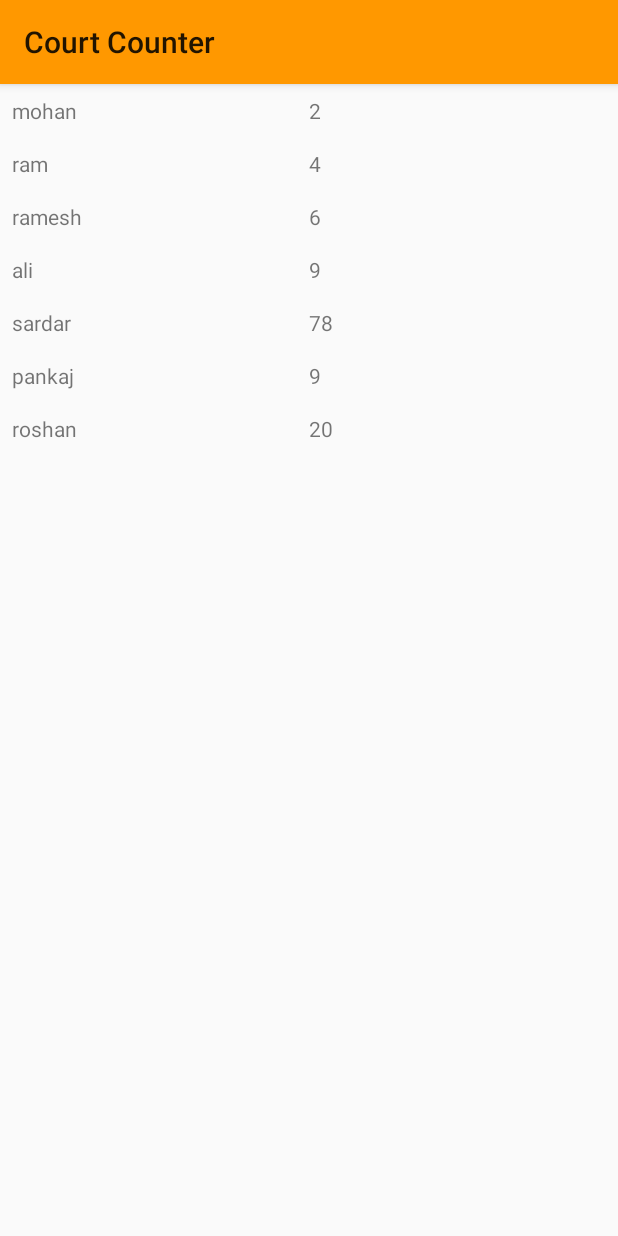
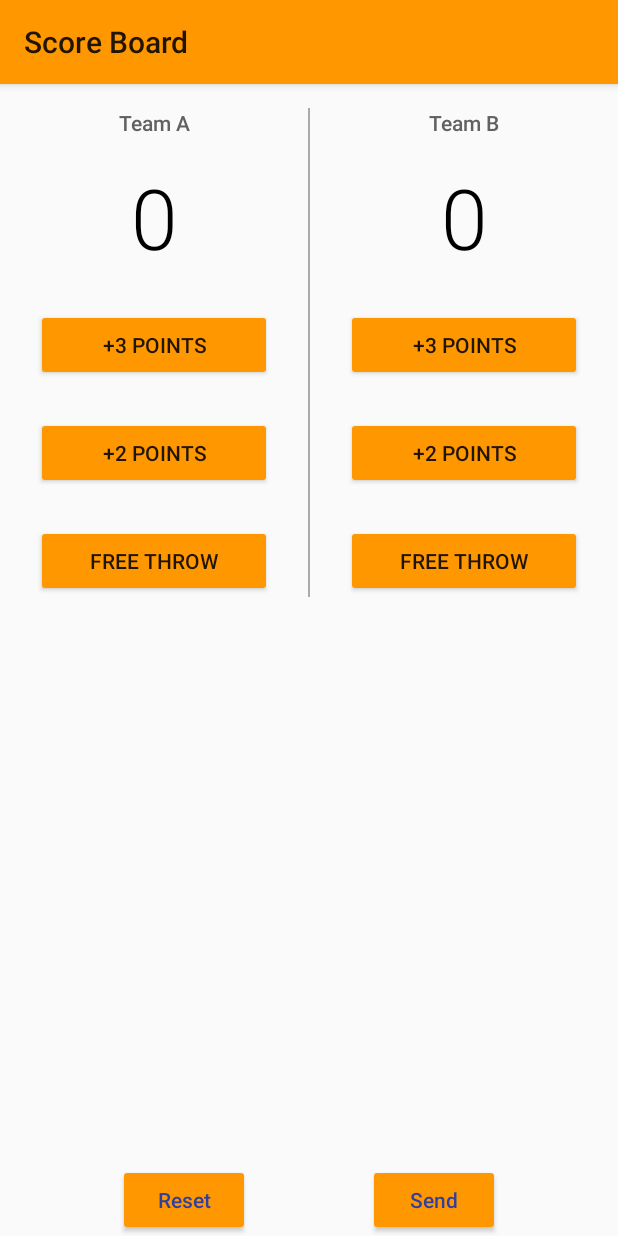
Before and after one commit to codewithvikas/Exploring-Android, an Android app: the screen it shows after launch (DynamicTableActivity before the commit, ScoreBoardActivity after it), after a tap on "OPEN SCOREBOARD", on a phone screen of 412 x 824 dp. Run offline under Robolectric (Android 15) with nearby library versions, the phone set to English and light mode, and no system bars.

Commit message:
simple java basics

```diff
--- a/app/build.gradle
+++ b/app/build.gradle
@@ -5,8 +5,8 @@ apply plugin: 'kotlin-android'
 android {
     compileSdkVersion 28
     defaultConfig {
-        applicationId "com.example.android.courtcounter"
-        minSdkVersion 15
+        applicationId "com.codewithvikas.exploring.android"
+        minSdkVersion 16
         targetSdkVersion 28
         versionCode 1
         versionName "1.0"
--- /dev/null
+++ b/app/src/main/java/com/codewithvikas/exploring/android/MainActivity.java
@@ -0,0 +1,26 @@
+package com.codewithvikas.exploring.android;
+
+import android.content.Intent;
+import android.os.Bundle;
+import android.support.v7.app.AppCompatActivity;
+import android.view.View;
+import android.widget.TextView;
+
+import java.util.ArrayList;
+
+public class MainActivity extends AppCompatActivity {
+
+    @Override
+    protected void onCreate(Bundle savedInstanceState) {
+        super.onCreate(savedInstanceState);
+        setContentView(R.layout.activity_main);
+
+    }
+
+
+    public void openScoreBoard(View view) {
+        Intent intent = new Intent(this,ScoreBoardActivity.class);
+        startActivity(intent);
+    }
+
+}
--- a/app/src/main/java/com/example/android/courtcounter/ScoreBoardActivity.java
+++ b/app/src/main/java/com/codewithvikas/exploring/android/ScoreBoardActivity.java
@@ -1,4 +1,4 @@
-package com.example.android.courtcounter;
+package com.codewithvikas.exploring.android;
 
 import android.arch.lifecycle.ViewModelProviders;
 import android.content.Intent;
@@ -7,9 +7,6 @@ import android.support.v7.app.AppCompatActivity;
 import android.os.Bundle;
 import android.view.View;
 import android.widget.TextView;
-import android.widget.Toast;
-
-import java.util.ArrayList;
 
 public class ScoreBoardActivity extends AppCompatActivity {
     int scoreTeamA = 0,scoreTeamB = 0;
--- a/app/src/main/java/com/example/android/courtcounter/ScoreViewModel.java
+++ b/app/src/main/java/com/codewithvikas/exploring/android/ScoreViewModel.java
@@ -1,4 +1,4 @@
-package com.example.android.courtcounter;
+package com.codewithvikas.exploring.android;
 
 
 import android.arch.lifecycle.ViewModel;
--- a/app/src/main/java/com/example/android/courtcounter/DynamicTableActivity.java
+++ /dev/null
@@ -1,29 +0,0 @@
-package com.example.android.courtcounter;
-
-import android.os.Bundle;
-import android.os.PersistableBundle;
-import android.support.annotation.Nullable;
-import android.support.v7.app.AppCompatActivity;
-import android.support.v7.widget.LinearLayoutManager;
-import android.support.v7.widget.RecyclerView;
-import android.util.Log;
-import android.widget.Toast;
-
-import java.util.ArrayList;
-
-public class DynamicTableActivity extends AppCompatActivity {
-
-    @Override
-    public void onCreate(@Nullable Bundle savedInstanceState) {
-        super.onCreate(savedInstanceState);
-        setContentView(R.layout.activity_dynamic_table);
-        ArrayList<UserInput> userInputs = getIntent().getParcelableArrayListExtra("userInputs");
-
-        Log.i(DynamicTableActivity.class.getSimpleName(),userInputs.toString());
-
-        RecyclerView dynamicTable = findViewById(R.id.dynamic_table_view);
-
-        dynamicTable.setLayoutManager(new LinearLayoutManager(this));
-        dynamicTable.setAdapter(new MyTableAdapter(userInputs));
-    }
-}
--- a/app/src/main/java/com/example/android/courtcounter/MyTableAdapter.java
+++ /dev/null
@@ -1,54 +0,0 @@
-package com.example.android.courtcounter;
-
-import android.support.annotation.NonNull;
-import android.support.v7.widget.RecyclerView;
-import android.util.Log;
-import android.view.LayoutInflater;
-import android.view.View;
-import android.view.ViewGroup;
-import android.widget.LinearLayout;
-import android.widget.TextView;
-
-import java.util.ArrayList;
-
-public class MyTableAdapter extends RecyclerView.Adapter<MyTableAdapter.MyViewHolder> {
-
-    ArrayList<UserInput> userInputs;
-    MyTableAdapter(ArrayList<UserInput> userInputs){
-        this.userInputs = userInputs;
-    }
-    @NonNull
-    @Override
-    public MyViewHolder onCreateViewHolder(@NonNull ViewGroup parent, int viewType) {
-
-        View itemViews = LayoutInflater.from(parent.getContext()).inflate(R.layout.table_item_view,parent,false);
-        return new MyViewHolder(itemViews);
-    }
-
-    @Override
-    public void onBindViewHolder(@NonNull MyViewHolder myViewHolder, int position) {
-
-
-        myViewHolder.cell1.setText(userInputs.get(position).getName());
-        myViewHolder.cell2.setText(""+userInputs.get(position).getRoll_no());
-
-    }
-
-    @Override
-    public int getItemCount() {
-        Log.i(MyTableAdapter.class.getSimpleName(),"Size:"+userInputs.size());
-        return userInputs.size();
-    }
-
-    static class MyViewHolder extends RecyclerView.ViewHolder{
-
-        TextView cell1,cell2;
-        public MyViewHolder(@NonNull View itemView) {
-            super(itemView);
-            cell1 = itemView.findViewById(R.id.cell1);
-            cell2 = itemView.findViewById(R.id.cell2);
-
-        }
-    }
-
-}
--- a/app/src/main/java/com/example/android/courtcounter/TeamDetailActivity.java
+++ /dev/null
@@ -1,53 +0,0 @@
-package com.example.android.courtcounter;
-
-import android.content.Intent;
-import android.os.Bundle;
-import android.support.design.widget.FloatingActionButton;
-import android.support.design.widget.Snackbar;
-import android.support.v7.app.AppCompatActivity;
-import android.support.v7.widget.Toolbar;
-import android.view.View;
-import android.widget.TextView;
-
-import java.util.ArrayList;
-
-public class TeamDetailActivity extends AppCompatActivity {
-
-    TextView teamA,teamB;
-    ArrayList<UserInput> userInputs;
-    @Override
-    protected void onCreate(Bundle savedInstanceState) {
-        super.onCreate(savedInstanceState);
-        setContentView(R.layout.activity_team_detail);
-        teamA = findViewById(R.id.teamA_tv);
-        teamB = findViewById(R.id.teamB_tv);
-
-        userInputs = new ArrayList<>();
-        updateTeamDetail();
-        updateUserInput();
-
-
-    }
-
-    private void updateUserInput() {
-        userInputs.add(new UserInput("mohan",2));
-        userInputs.add(new UserInput("ram",4));
-        userInputs.add(new UserInput("ramesh",6));
-        userInputs.add(new UserInput("ali",9));
-        userInputs.add(new UserInput("sardar",78));
-        userInputs.add(new UserInput("pankaj",9));
-        userInputs.add(new UserInput("roshan",20));
-    }
-
-    public void openScoreBoard(View view) {
-        Intent intent = new Intent(this,DynamicTableActivity.class);
-
-        intent.putParcelableArrayListExtra("userInputs",userInputs);
-        startActivity(intent);
-    }
-
-    void updateTeamDetail(){
-        teamA.setText("Team Name: Chennai Super\n\n Captain: Vikas\nGoal Keeper:S Srinivas");
-        teamB.setText("Team Name: Kolkata King\n\n Captain: Saurav\nGoal Keeper:Subendu");
-    }
-}
--- a/app/src/main/res/layout/activity_dynamic_table.xml
+++ /dev/null
@@ -1,8 +0,0 @@
-<?xml version="1.0" encoding="utf-8"?>
-<android.support.v7.widget.RecyclerView xmlns:android="http://schemas.android.com/apk/res/android"
-    xmlns:app="http://schemas.android.com/apk/res-auto"
-    xmlns:tools="http://schemas.android.com/tools"
-    tools:context=".DynamicTableActivity"
-    android:id="@+id/dynamic_table_view"
-    android:layout_width="match_parent"
-    android:layout_height="match_parent" />
--- a/app/src/main/res/layout/activity_team_detail.xml
+++ b/app/src/main/res/layout/activity_main.xml
@@ -4,8 +4,8 @@
     xmlns:tools="http://schemas.android.com/tools"
     android:layout_width="match_parent"
     android:layout_height="match_parent"
-    tools:context=".TeamDetailActivity">
+    tools:context=".MainActivity">
 
-    <include layout="@layout/content_team_detail" />
+    <include layout="@layout/content_activity_main" />
 
 </android.support.design.widget.CoordinatorLayout>
--- a/app/src/main/res/layout/activity_score_board.xml
+++ b/app/src/main/res/layout/activity_score_board.xml
@@ -4,7 +4,7 @@
     xmlns:tools="http://schemas.android.com/tools"
     android:layout_width="match_parent"
     android:layout_height="match_parent"
-    tools:context="com.example.android.courtcounter.ScoreBoardActivity">
+    tools:context="com.codewithvikas.exploring.android.ScoreBoardActivity">
 
     <LinearLayout
         android:layout_width="match_parent"
--- a/app/src/main/res/layout/table_item_view.xml
+++ /dev/null
@@ -1,17 +0,0 @@
-<?xml version="1.0" encoding="utf-8"?>
-<LinearLayout xmlns:android="http://schemas.android.com/apk/res/android"
-    android:orientation="horizontal" android:layout_width="match_parent"
-    android:layout_height="wrap_content"
-    android:padding="8dp">
-    <TextView
-        android:id="@+id/cell1"
-        android:layout_width="0dp"
-        android:layout_weight="1"
-        android:layout_height="wrap_content"/>
-    <TextView
-        android:id="@+id/cell2"
-        android:layout_width="0dp"
-        android:layout_weight="1"
-        android:layout_height="wrap_content"/>
-
-</LinearLayout>
--- a/app/src/main/res/values/strings.xml
+++ b/app/src/main/res/values/strings.xml
@@ -1,6 +1,9 @@
 <resources>
-    <string name="app_name">Court Counter</string>
+    <string name="app_name">Exploring Android</string>
     <string name="text_view_string">This is Text view</string>
     <string name="title_activity_team_detail">TeamDetailActivity</string>
     <string name="activity_team_detail">Team Detail</string>
+    <string name="activity_main">Main Activity</string>
+    <string name="welcome_note">Welcome to Main Activity.Lets Explore Java Basics</string>
+    <string name="score_board">Score Board</string>
 </resources>
--- a/app/src/main/res/values/styles.xml
+++ b/app/src/main/res/values/styles.xml
@@ -17,6 +17,12 @@
         <item name="android:textColor">@color/colorPrimaryDark</item>
         <item name="android:colorBackground">@color/colorAccent</item>
     </style>
+    <style name="textViewStyle1">
+        <item name="android:textColor">@color/colorPrimary</item>
+        <item name="android:textSize">16sp</item>
+        <item name="android:fontFamily">sans-serif-black</item>
+        <item name="android:gravity">center</item>
+    </style>
 
     <style name="AppTheme.NoActionBar">
         <item name="windowActionBar">false</item>
```
Also changed, not shown: app/src/main/AndroidManifest.xml (+4 -11 lines), app/src/main/java/com/example/android/courtcounter/UserInput.kt (deleted, +0 -30 lines), app/src/main/res/layout/content_activity_main.xml (renamed from app/src/main/res/layout/content_team_detail.xml, +6 -15 lines), 7 other files.
